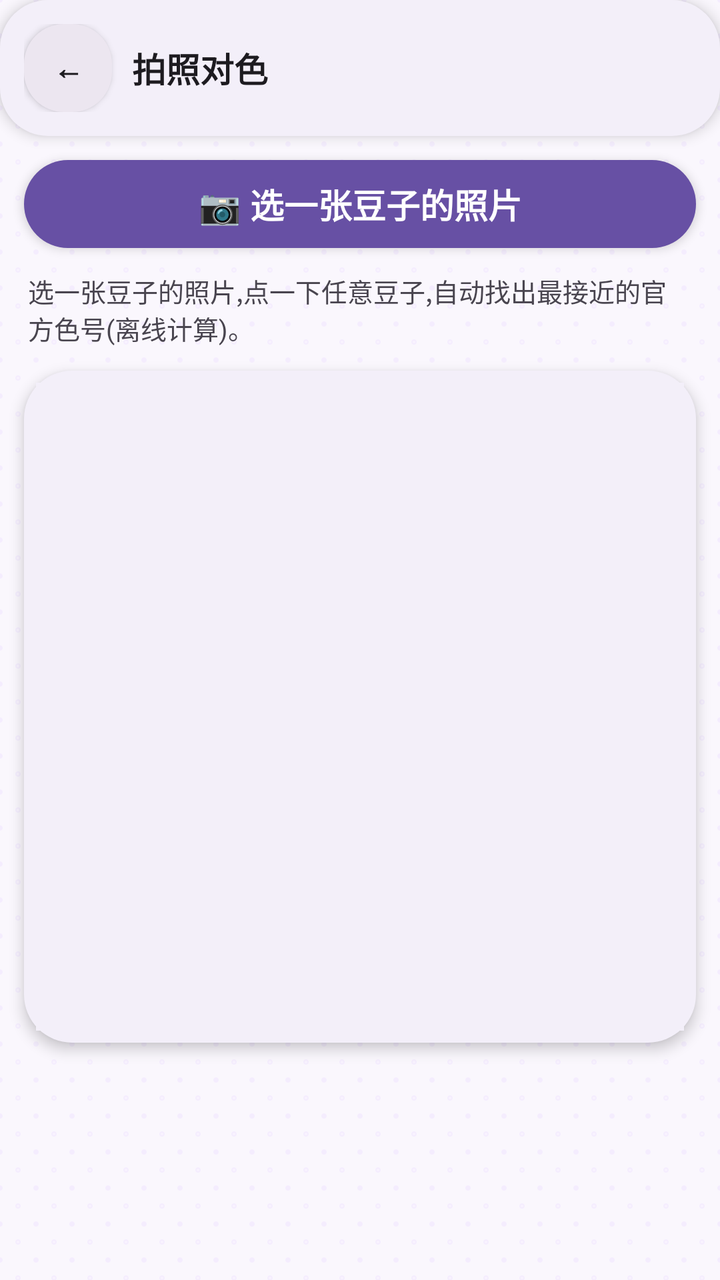
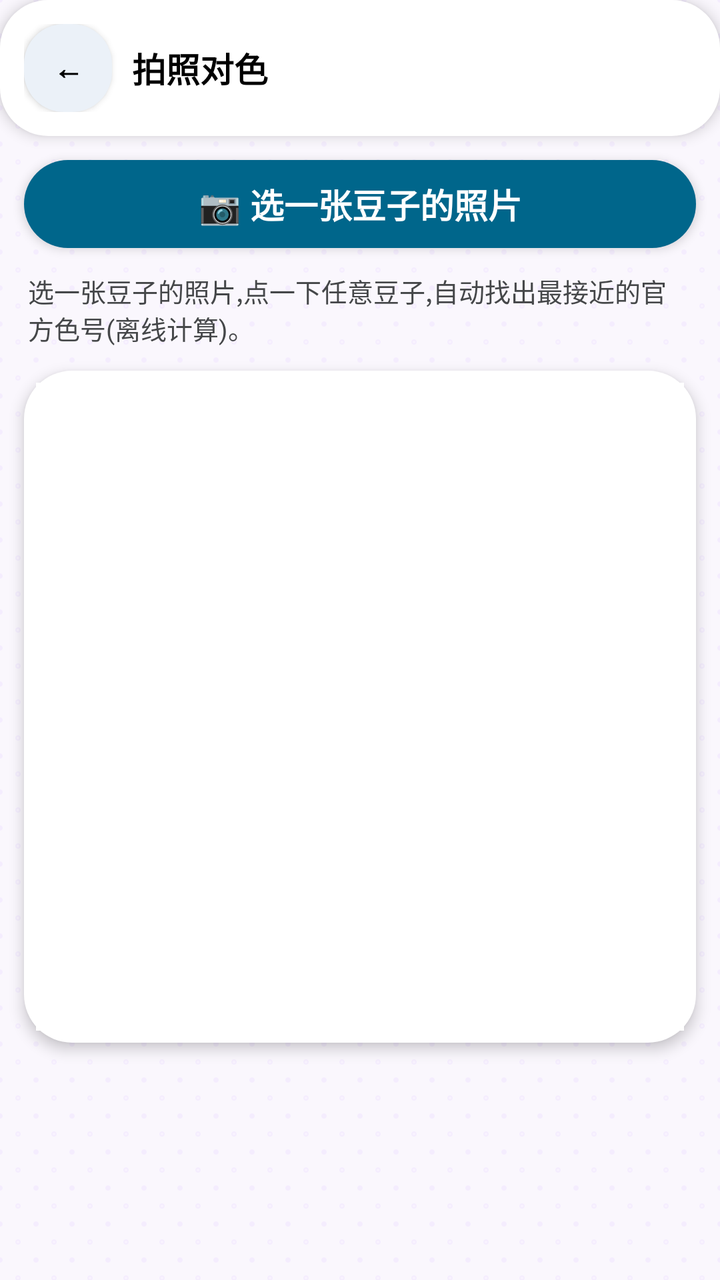

Before-and-after screenshots of an Android layout around one commit, followed by the original layout XML and the change that was made.
<!-- AndroidManifest.xml: application theme AppTheme -->
<!-- res/layout/activity_color_match.xml -->
<?xml version="1.0" encoding="utf-8"?>
<LinearLayout xmlns:android="http://schemas.android.com/apk/res/android"
    android:layout_width="match_parent"
    android:layout_height="match_parent"
    android:background="@drawable/bg_pegboard"
    android:orientation="vertical">

    <LinearLayout
        android:layout_width="match_parent"
        android:layout_height="wrap_content"
        android:background="@drawable/bg_card"
        android:elevation="4dp"
        android:gravity="center_vertical"
        android:orientation="horizontal"
        android:padding="12dp">

        <TextView
            android:id="@+id/btnBack"
            android:layout_width="44dp"
            android:layout_height="44dp"
            android:background="@drawable/bg_chip"
            android:clickable="true"
            android:elevation="2dp"
            android:focusable="true"
            android:gravity="center"
            android:contentDescription="@string/a11y_back"
            android:text="←"
            android:textColor="@color/textMain"
            android:textSize="15sp"
            android:textStyle="bold" />

        <TextView
            android:layout_width="0dp"
            android:layout_height="wrap_content"
            android:layout_marginStart="10dp"
            android:layout_weight="1"
            android:text="@string/match_title"
            android:textColor="@color/textMain"
            android:textSize="17sp"
            android:textStyle="bold" />
    </LinearLayout>

    <TextView
        android:id="@+id/btnMatchPick"
        android:layout_width="match_parent"
        android:layout_height="44dp"
        android:layout_margin="12dp"
        android:background="@drawable/bg_btn_primary"
        android:clickable="true"
        android:elevation="3dp"
        android:focusable="true"
        android:gravity="center"
        android:text="@string/match_pick"
        android:textColor="@color/onPrimary"
        android:textSize="17sp"
        android:textStyle="bold" />

    <TextView
        android:id="@+id/tvMatchHint"
        android:layout_width="match_parent"
        android:layout_height="wrap_content"
        android:paddingStart="14dp"
        android:paddingEnd="14dp"
        android:text="@string/match_hint"
        android:textColor="@color/textSub"
        android:textSize="13sp" />

    <FrameLayout
        android:layout_width="match_parent"
        android:layout_height="wrap_content"
        android:layout_margin="12dp"
        android:background="@drawable/bg_card"
        android:elevation="4dp"
        android:padding="6dp">

        <ImageView
            android:id="@+id/ivMatch"
            android:layout_width="match_parent"
            android:layout_height="wrap_content"
            android:adjustViewBounds="true"
            android:contentDescription="@string/match_title"
            android:scaleType="fitCenter"
            android:src="@color/colorSurface" />
    </FrameLayout>

    <ScrollView
        android:layout_width="match_parent"
        android:layout_height="0dp"
        android:layout_weight="1"
        android:scrollbars="none">

        <LinearLayout
            android:id="@+id/llMatchResults"
            android:layout_width="match_parent"
            android:layout_height="wrap_content"
            android:orientation="vertical"
            android:padding="12dp" />
    </ScrollView>
</LinearLayout>
<!-- resources referenced by this layout -->
<resources>
  <!-- drawable bg_btn_primary (drawable) -->
  <?xml version="1.0" encoding="utf-8"?>
  <shape xmlns:android="http://schemas.android.com/apk/res/android"
      android:shape="rectangle">
      <solid android:color="@color/primary" />
      <corners android:radius="26dp" />
  </shape>
  <!-- drawable bg_card (drawable) -->
  <?xml version="1.0" encoding="utf-8"?>
  <shape xmlns:android="http://schemas.android.com/apk/res/android"
      android:shape="rectangle">
      <solid android:color="@color/colorSurface" />
      <corners android:radius="24dp" />
  </shape>
  <!-- drawable bg_chip (drawable) -->
  <?xml version="1.0" encoding="utf-8"?>
  <selector xmlns:android="http://schemas.android.com/apk/res/android">
      <item android:state_selected="true">
          <shape android:shape="rectangle">
              <solid android:color="@color/primaryContainer" />
              <corners android:radius="20dp" />
          </shape>
      </item>
      <item android:state_checked="true">
          <shape android:shape="rectangle">
              <solid android:color="@color/primaryContainer" />
              <corners android:radius="20dp" />
          </shape>
      </item>
      <item>
          <shape android:shape="rectangle">
              <solid android:color="@color/subsurface" />
              <corners android:radius="20dp" />
          </shape>
      </item>
  </selector>
  <style name="AppTheme" parent="android:Theme.Material.Light.NoActionBar">
          <item name="android:colorPrimary">@color/primary</item>
          <item name="android:colorPrimaryDark">@color/bg</item>
          <item name="android:colorAccent">@color/primary</item>
          <item name="android:statusBarColor">@color/bg</item>
          <item name="android:navigationBarColor">@color/bg</item>
          <item name="android:windowBackground">@drawable/bg_pegboard</item>
          <item name="android:windowLightStatusBar">true</item>
          
          <item name="android:alertDialogTheme">@style/CandyAlertDialog</item>
      </style>
  <color name="bg">#FEF7FF</color>
  <!-- drawable bg_dialog (drawable) -->
  <?xml version="1.0" encoding="utf-8"?>
  <shape xmlns:android="http://schemas.android.com/apk/res/android"
      android:shape="rectangle">
      <solid android:color="@color/card" />
      <corners android:radius="28dp" />
  </shape>
  <!-- unchanged entries left out for length: 15 -->
</resources>

<!-- the commit's change to res/layout/activity_color_match.xml (unified diff, before → after) -->
@@ -25,7 +25,7 @@
             android:gravity="center"
             android:contentDescription="@string/a11y_back"
             android:text="←"
-            android:textColor="@color/textMain"
+            android:textColor="?attr/textMain"
             android:textSize="15sp"
             android:textStyle="bold" />
 
@@ -35,7 +35,7 @@
             android:layout_marginStart="10dp"
             android:layout_weight="1"
             android:text="@string/match_title"
-            android:textColor="@color/textMain"
+            android:textColor="?attr/textMain"
             android:textSize="17sp"
             android:textStyle="bold" />
     </LinearLayout>
@@ -51,7 +51,7 @@
         android:focusable="true"
         android:gravity="center"
         android:text="@string/match_pick"
-        android:textColor="@color/onPrimary"
+        android:textColor="?attr/onPrimary"
         android:textSize="17sp"
         android:textStyle="bold" />
 
@@ -62,7 +62,7 @@
         android:paddingStart="14dp"
         android:paddingEnd="14dp"
         android:text="@string/match_hint"
-        android:textColor="@color/textSub"
+        android:textColor="?attr/textSub"
         android:textSize="13sp" />
 
     <FrameLayout
@@ -80,7 +80,7 @@
             android:adjustViewBounds="true"
             android:contentDescription="@string/match_title"
             android:scaleType="fitCenter"
-            android:src="@color/colorSurface" />
+            android:src="?attr/colorSurface" />
     </FrameLayout>
 
     <ScrollView
<!-- resource entries referenced after the edit -->
@@ -4,14 +4,14 @@
   <?xml version="1.0" encoding="utf-8"?>
   <shape xmlns:android="http://schemas.android.com/apk/res/android"
       android:shape="rectangle">
-      <solid android:color="@color/primary" />
+      <solid android:color="?attr/primary" />
       <corners android:radius="26dp" />
   </shape>
   <!-- drawable bg_card (drawable) -->
   <?xml version="1.0" encoding="utf-8"?>
   <shape xmlns:android="http://schemas.android.com/apk/res/android"
       android:shape="rectangle">
-      <solid android:color="@color/colorSurface" />
+      <solid android:color="?attr/colorSurface" />
       <corners android:radius="24dp" />
   </shape>
   <!-- drawable bg_chip (drawable) -->
@@ -19,19 +19,19 @@
   <selector xmlns:android="http://schemas.android.com/apk/res/android">
       <item android:state_selected="true">
           <shape android:shape="rectangle">
-              <solid android:color="@color/primaryContainer" />
+              <solid android:color="?attr/primaryContainer" />
               <corners android:radius="20dp" />
           </shape>
       </item>
       <item android:state_checked="true">
           <shape android:shape="rectangle">
-              <solid android:color="@color/primaryContainer" />
+              <solid android:color="?attr/primaryContainer" />
               <corners android:radius="20dp" />
           </shape>
       </item>
       <item>
           <shape android:shape="rectangle">
-              <solid android:color="@color/subsurface" />
+              <solid android:color="?attr/subsurface" />
               <corners android:radius="20dp" />
           </shape>
       </item>
@@ -46,13 +46,45 @@
           <item name="android:windowLightStatusBar">true</item>
           
           <item name="android:alertDialogTheme">@style/CandyAlertDialog</item>
+          
+          <item name="textMain">@color/textMain</item>
+          <item name="textPrimary">@color/textPrimary</item>
+          <item name="textSub">@color/textSub</item>
+          <item name="textSecondary">@color/textSecondary</item>
+          <item name="text_chip">@color/text_chip</item>
+          <item name="text_tab">@color/text_tab</item>
+          <item name="primary">@color/primary</item>
+          <item name="colorPrimary">@color/colorPrimary</item>
+          <item name="onPrimary">@color/onPrimary</item>
+          <item name="primaryContainer">@color/primaryContainer</item>
+          <item name="onPrimaryContainer">@color/onPrimaryContainer</item>
+          <item name="onPrimaryContainerDim">@color/onPrimaryContainerDim</item>
+          <item name="colorSurface">@color/colorSurface</item>
+          <item name="surfaceContainerLow">@color/surfaceContainerLow</item>
+          <item name="secondaryContainer">@color/secondaryContainer</item>
+          <item name="onSecondaryContainer">@color/onSecondaryContainer</item>
+          <item name="subsurface">@color/subsurface</item>
+          <item name="line">@color/line</item>
+          <item name="colorStroke">@color/colorStroke</item>
+          <item name="card">@color/card</item>
+          <item name="bg">@color/bg</item>
       </style>
   <color name="bg">#FEF7FF</color>
+  <color name="textPrimary">#1D1B20</color>
+  <color name="textSecondary">#6B6577</color>
+  <color name="colorPrimary">#6750A4</color>
+  <color name="onPrimaryContainer">#21005D</color>
+  <color name="onPrimaryContainerDim">#BF21005D</color>
+  <color name="surfaceContainerLow">#F7F2FA</color>
+  <color name="secondaryContainer">#E8DEF8</color>
+  <color name="onSecondaryContainer">#1D192B</color>
+  <color name="line">#CAC4D0</color>
+  <color name="colorStroke">#E2D9F0</color>
   <!-- drawable bg_dialog (drawable) -->
   <?xml version="1.0" encoding="utf-8"?>
   <shape xmlns:android="http://schemas.android.com/apk/res/android"
       android:shape="rectangle">
-      <solid android:color="@color/card" />
+      <solid android:color="?attr/card" />
       <corners android:radius="28dp" />
   </shape>
   <!-- unchanged entries left out for length: 15 -->
